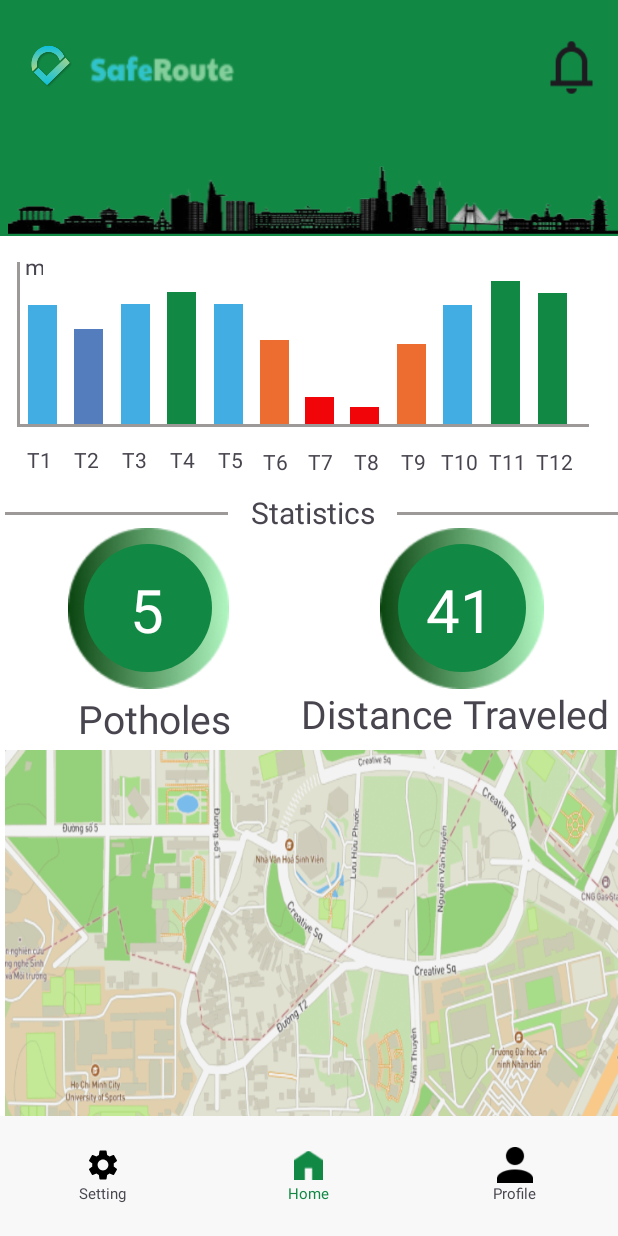
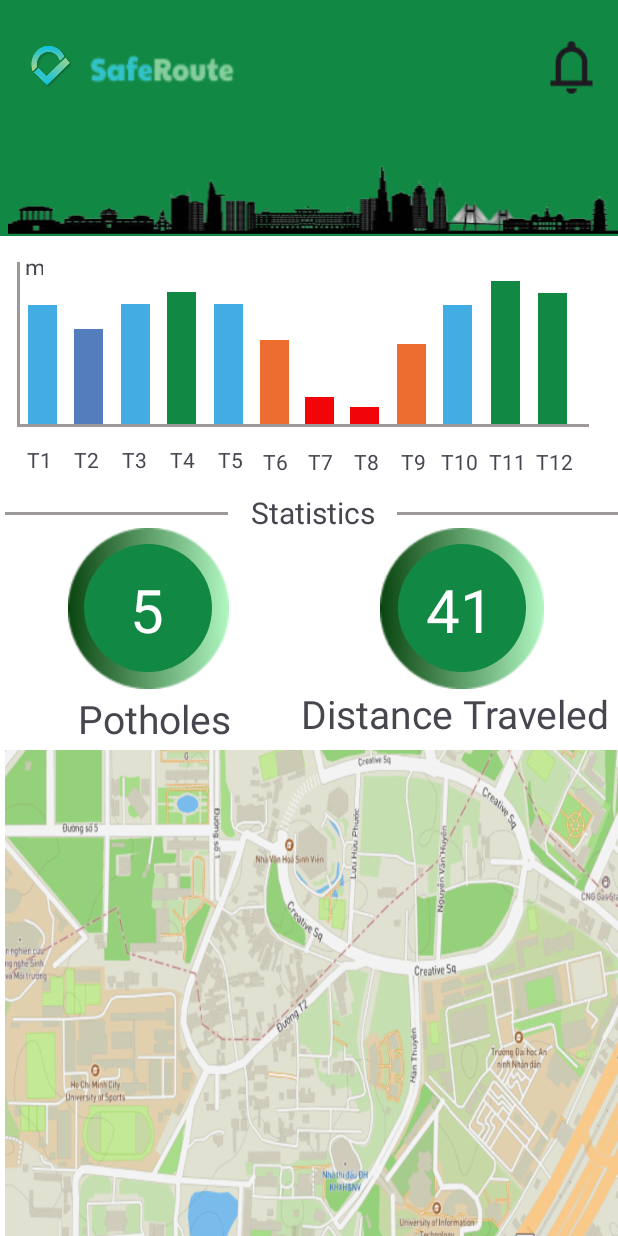
Before and after one commit to ThinhLam-git/FE_Potholes, an Android app: the layout activity_dashboard.xml on its own in the app's theme, with its tools: preview values and no code run, on a phone screen of 412 x 824 dp. Run offline under Robolectric (Android 15) with nearby library versions, the light colour scheme and no system bars.

Commit message:
ui for dashboard, setting

```diff
--- a/app/src/main/java/com/example/authentication_uiux/Config.java
+++ b/app/src/main/java/com/example/authentication_uiux/Config.java
@@ -1,5 +1,5 @@
 package com.example.authentication_uiux;
 
 public class Config {
-    public static final String BASE_URL = "http://192.168.124.155:3000";
+    public static final String BASE_URL = "http://192.168.95.155:3000";
 }
--- a/app/src/main/java/com/example/authentication_uiux/recoveryPassword.java
+++ b/app/src/main/java/com/example/authentication_uiux/recoveryPassword.java
@@ -43,10 +43,7 @@ public class recoveryPassword extends AppCompatActivity {
         setupClickListeners();
 
         // Initialize Retrofit and ApiService
-        Retrofit retrofit = new Retrofit.Builder()
-                .baseUrl("http://192.168.124.155:3000")
-                .addConverterFactory(GsonConverterFactory.create())
-                .build();
+        Retrofit retrofit = RetrofitClient.getClient();
         apiService = retrofit.create(UserApi.class);
 
         // Retrieve email from intent
--- a/app/src/main/res/layout/activity_dashboard.xml
+++ b/app/src/main/res/layout/activity_dashboard.xml
@@ -538,75 +538,6 @@
             </RelativeLayout>
         </RelativeLayout>
 
-        <LinearLayout
-            android:id="@+id/bottom_navigation"
-            android:layout_width="match_parent"
-            android:layout_height="80dp"
-            android:layout_alignParentBottom="true"
-            android:orientation="horizontal"
-            android:background="#F8F8F8"
-            android:weightSum="3">
-
-            <LinearLayout
-                android:id="@+id/setting_change"
-                android:layout_width="0dp"
-                android:layout_height="match_parent"
-                android:layout_weight="1"
-                android:gravity="center"
-                android:orientation="vertical">
-
-                <ImageView
-                    android:layout_width="24dp"
-                    android:layout_height="24dp"
-                    android:src="@drawable/ic_setting"/>
-
-                <TextView
-                    android:layout_width="wrap_content"
-                    android:layout_height="wrap_content"
-                    android:text="Setting"
-                    android:textSize="10sp"/>
-            </LinearLayout>
-
-            <LinearLayout
-                android:layout_width="0dp"
-                android:layout_height="match_parent"
-                android:layout_weight="1"
-                android:gravity="center"
-                android:orientation="vertical">
-
-                <ImageView
-                    android:layout_width="19dp"
-                    android:layout_height="24dp"
-                    android:src="@drawable/ic_home_color" />
-
-                <TextView
-                    android:layout_width="wrap_content"
-                    android:layout_height="wrap_content"
-                    android:text="Home"
-                    android:textColor="@color/primary_theme_color"
-                    android:textSize="10sp"/>
-            </LinearLayout>
-
-            <LinearLayout
-                android:layout_width="0dp"
-                android:layout_height="match_parent"
-                android:layout_weight="1"
-                android:id="@+id/profile_change"
-                android:gravity="center"
-                android:orientation="vertical">
-
-                <ImageView
-                    android:layout_width="24dp"
-                    android:layout_height="24dp"
-                    android:src="@drawable/ic_profile"/>
-
-                <TextView
-                    android:layout_width="wrap_content"
-                    android:layout_height="wrap_content"
-                    android:text="Profile"
-                    android:textSize="10sp"/>
-            </LinearLayout>
-        </LinearLayout>
     </RelativeLayout>
 
 </androidx.constraintlayout.widget.ConstraintLayout>
--- a/app/src/main/res/navigation/mobile_navigation.xml
+++ b/app/src/main/res/navigation/mobile_navigation.xml
@@ -20,6 +20,6 @@
     <fragment
         android:id="@+id/navigation_notifications"
         android:name="com.example.authentication_uiux.ui.notifications.NotificationsFragment"
-        android:label="@string/title_notifications"
+        android:label="Setting"
         tools:layout="@layout/fragment_notifications" />
 </navigation>
```
Also changed, not shown: app/src/main/java/com/example/authentication_uiux/Home.java (deleted, +0 -45 lines), app/src/main/java/com/example/authentication_uiux/ui/dashboard/DashboardFragment.java (+6 -23 lines), app/src/main/java/com/example/authentication_uiux/ui/notifications/NotificationsFragment.java (+4 -16 lines), app/src/main/res/layout/fragment_dashboard.xml (+10 -0 lines), app/src/main/res/layout/fragment_notifications.xml (+2 -6 lines).
